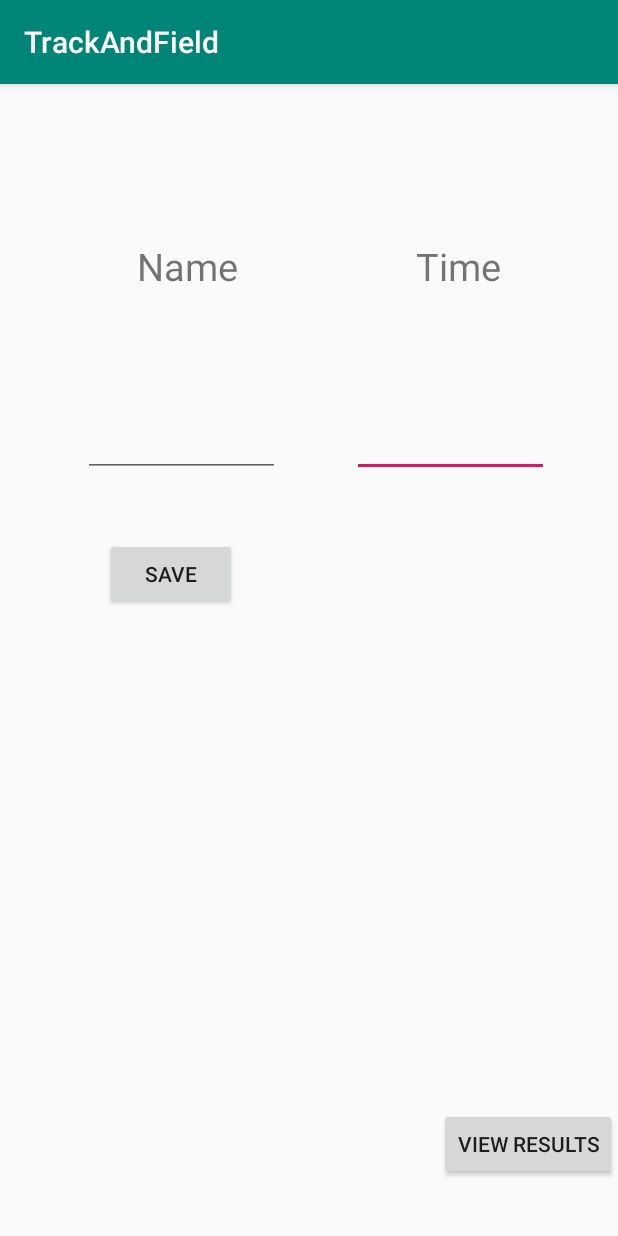
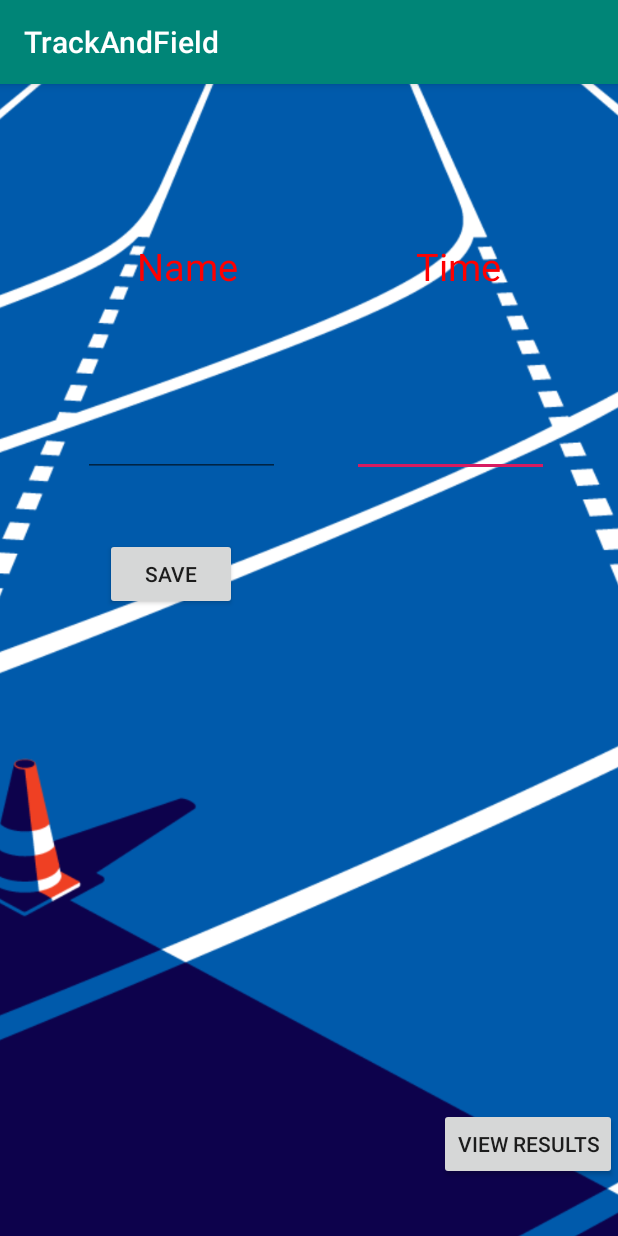
Before and after one commit to rohanshah22/TrackAndField, an Android app: the MainActivity screen opened directly, with no data from a screen before it, on a phone screen of 412 x 824 dp. Run offline under Robolectric (Android 15) with nearby library versions, the phone set to English and light mode, and no system bars.

Commit message:
10/8/2019 9:21pm

```diff
--- a/app/src/main/res/layout/activity_main.xml
+++ b/app/src/main/res/layout/activity_main.xml
@@ -5,6 +5,17 @@
     android:layout_width="match_parent"
     android:layout_height="match_parent"
     tools:context=".MainActivity">
+
+    <ImageView
+        android:id="@+id/imageView"
+        android:layout_width="822dp"
+        android:layout_height="1421dp"
+        app:layout_constraintBottom_toBottomOf="parent"
+        app:layout_constraintEnd_toEndOf="parent"
+        app:layout_constraintStart_toStartOf="parent"
+        app:layout_constraintTop_toTopOf="parent"
+        app:layout_constraintVertical_bias="0.376"
+        app:srcCompat="@drawable/bg" />
 
     <EditText
         android:id="@+id/edit_text2"
@@ -14,6 +25,7 @@
         android:layout_marginTop="120dp"
         android:layout_marginEnd="46dp"
         android:layout_marginBottom="488dp"
+        android:textColor="#FF0000"
         android:textSize="36sp"
         app:layout_constraintBottom_toBottomOf="parent"
         app:layout_constraintEnd_toEndOf="parent"
@@ -28,6 +40,7 @@
         android:layout_marginTop="120dp"
         android:layout_marginEnd="225dp"
         android:layout_marginBottom="488dp"
+        android:textColor="#FF0000"
         android:textSize="36sp"
         app:layout_constraintBottom_toBottomOf="parent"
         app:layout_constraintEnd_toEndOf="parent"
@@ -71,6 +84,7 @@
         android:layout_marginEnd="253dp"
         android:layout_marginBottom="611dp"
         android:text="Name"
+        android:textColor="#FF0000"
         android:textSize="25sp"
         app:layout_constraintBottom_toBottomOf="parent"
         app:layout_constraintEnd_toEndOf="parent"
@@ -86,10 +100,13 @@
         android:layout_marginEnd="78dp"
         android:layout_marginBottom="611dp"
         android:text="Time"
+        android:textColor="#FF0000"
         android:textSize="25sp"
         app:layout_constraintBottom_toBottomOf="parent"
         app:layout_constraintEnd_toEndOf="parent"
         app:layout_constraintStart_toStartOf="parent"
         app:layout_constraintTop_toTopOf="parent" />
 
+
+
 </androidx.constraintlayout.widget.ConstraintLayout>
```
Also changed, not shown: app/src/main/java/com/example/trackandfield/DataActivity.java (+17 -1 lines), app/src/main/res/layout/activity_data.xml (+9 -2 lines), app/src/main/java/com/example/trackandfield/MainActivity.java (line endings or trailing spaces), app/src/main/res/drawable/bg.png (added).
